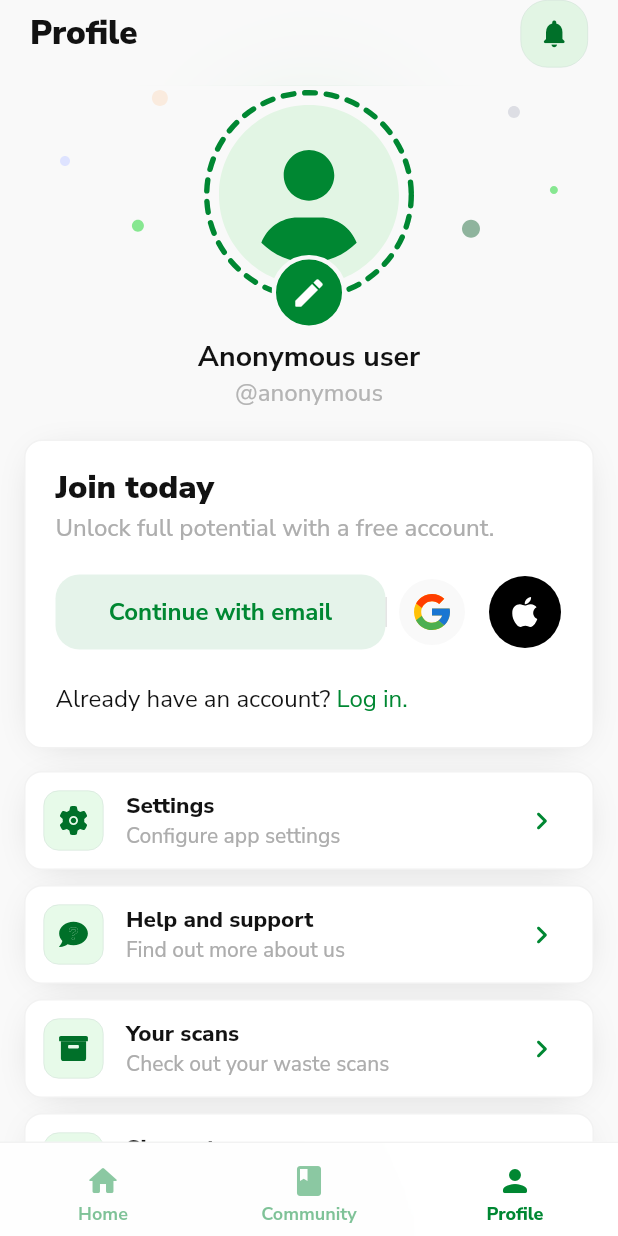
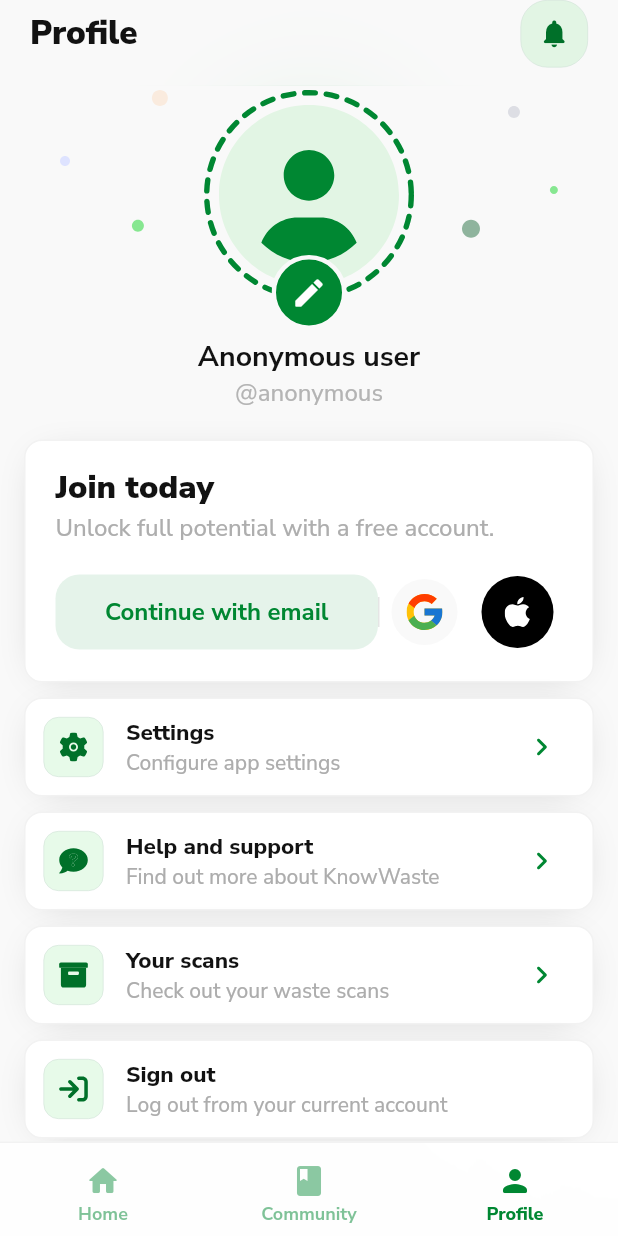
Before and after one commit to jauntybrain/know_waste, a Flutter app: the screen it shows after launch, item 3 of the bottom bar chosen, on a phone screen of 412 x 824 dp. Run offline on Flutter 3.47's test engine with Material 2 defaults, Android fonts, the phone set to English and light mode, and no system bars; our stand-ins replace cached_network_image, camera, cloud_firestore, firebase_auth, firebase_core, firebase_storage and 15 more; missing offline and left inert: algoliasearch; accounts and stored records are empty; network calls fail.

Commit message:
add: foundation for user auth

```diff
--- a/frontend/lib/presentation/features/profile/pages/profile_page.dart
+++ b/frontend/lib/presentation/features/profile/pages/profile_page.dart
@@ -5,8 +5,10 @@ import 'package:flutter/services.dart';
 import 'package:flutter_riverpod/flutter_riverpod.dart';
 import 'package:flutter_staggered_animations/flutter_staggered_animations.dart';
 import 'package:flutter_svg/svg.dart';
+import 'package:fluttertoast/fluttertoast.dart';
 import 'package:go_router/go_router.dart';
-import 'package:know_waste/presentation/features/profile/widgets/join_prompt_widget.dart';
+import 'package:know_waste/presentation/features/profile/widgets/auth_prompt_widget.dart';
+import 'package:know_waste/presentation/shared/app_toast.dart';
 
 import '../../../../models/profile_item.dart';
 import '../../../shared/app_icon_button.dart';
@@ -25,7 +27,7 @@ const profileItems = [
   ProfileItem(
     icon: AppIcons.help,
     title: 'Help and support',
-    subtitle: 'Find out more about us',
+    subtitle: 'Find out more about KnowWaste',
     routeName: '',
   ),
   ProfileItem(
@@ -66,6 +68,9 @@ class ProfilePage extends ConsumerWidget {
           SingleChildScrollView(
             child: Column(
               crossAxisAlignment: CrossAxisAlignment.center,
+              children: AnimationConfiguration.toStaggeredList(
+                duration: const Duration(milliseconds: 500),
+                delay: const Duration(milliseconds: 20),
                 children: [
                   SizedBox(height: MediaQuery.of(context).padding.top + 60),
                   AnimationConfiguration.synchronized(
@@ -162,10 +167,18 @@ class ProfilePage extends ConsumerWidget {
                     ),
                   ),
                   const SizedBox(height: 20),
-                JoinPromptWidget(openRegistration: () {}, openLogin: () {}),
-                const SizedBox(height: 10),
-                AnimationLimiter(
-                  child: ListView.builder(
+                  AuthPromptWidget(
+                    onRegister: () {
+                      // TODO: Introduce email sign up in the future
+                      AppToast.of(context).show(
+                        text: 'Coming soon!',
+                        icon: Icons.hourglass_top_rounded,
+                        gravity: ToastGravity.BOTTOM,
+                      );
+                    },
+                  ),
+                  const SizedBox(height: 5),
+                  ListView.builder(
                     itemCount: profileItems.length,
                     physics: const NeverScrollableScrollPhysics(),
                     padding: EdgeInsets.zero,
@@ -184,7 +197,6 @@ class ProfilePage extends ConsumerWidget {
                       ),
                     ),
                   ),
-                ),
                   const Divider(
                     thickness: 2,
                     height: 0,
@@ -192,6 +204,11 @@ class ProfilePage extends ConsumerWidget {
                   ),
                   SizedBox(height: MediaQuery.of(context).padding.bottom + 20),
                 ],
+                childAnimationBuilder: (widget) => SlideAnimation(
+                  verticalOffset: 55,
+                  child: FadeInAnimation(child: widget),
+                ),
+              ),
             ),
           ),
           Positioned(
--- /dev/null
+++ b/frontend/lib/presentation/features/profile/widgets/auth_prompt_widget.dart
@@ -0,0 +1,142 @@
+import 'package:flutter/material.dart';
+import 'package:flutter_riverpod/flutter_riverpod.dart';
+import 'package:fluttertoast/fluttertoast.dart';
+import 'package:know_waste/presentation/shared/bouncing.dart';
+import 'package:know_waste/providers/auth_provider.dart';
+
+import '../../../shared/app_toast.dart';
+import '../../../theme/src/app_icons.dart';
+import '../../../theme/theme.dart';
+
+class AuthPromptWidget extends ConsumerWidget {
+  const AuthPromptWidget({
+    this.onRegister,
+    this.onLogin,
+    super.key,
+  });
+
+  final void Function()? onRegister, onLogin;
+
+  @override
+  Widget build(BuildContext context, WidgetRef ref) {
+    return Container(
+      margin: const EdgeInsets.symmetric(horizontal: 16),
+      padding: const EdgeInsets.symmetric(horizontal: 20, vertical: 16),
+      decoration: BoxDecoration(
+        color: AppColors.white,
+        borderRadius: BorderRadius.circular(12),
+        boxShadow: [AppShadows.small],
+        border: Border.all(color: const Color(0xfff2f2f2)),
+      ),
+      child: Column(
+        crossAxisAlignment: CrossAxisAlignment.start,
+        children: [
+          Text(
+            'Join today',
+            textAlign: TextAlign.start,
+            style: AppTextStyles.blackBlack22.copyWith(fontSize: 21.5),
+          ),
+          const SizedBox(height: 2),
+          SizedBox(
+            width: 350,
+            child: Text(
+              'Unlock full potential with a free account.',
+              textAlign: TextAlign.start,
+              style: AppTextStyles.grayMedium16.copyWith(
+                color: const Color(0xffAEAEAE),
+                fontSize: 16,
+              ),
+            ),
+          ),
+          const SizedBox(height: 20),
+          Row(
+            mainAxisAlignment: MainAxisAlignment.spaceBetween,
+            children: [
+              AppButton.primary(
+                onTap: onRegister,
+                height: 50,
+                width: 215,
+                fillColor: AppColors.secondary.withOpacity(0.1),
+                textColor: AppColors.secondary,
+                hasShadow: false,
+                child: const Column(
+                  mainAxisAlignment: MainAxisAlignment.center,
+                  crossAxisAlignment: CrossAxisAlignment.start,
+                  children: [
+                    Text('Continue with email'),
+                  ],
+                ),
+              ),
+              Container(height: 20, width: 1, color: Colors.black.withOpacity(0.1)),
+              Row(
+                mainAxisAlignment: MainAxisAlignment.center,
+                children: [
+                  Bouncing(
+                    onTap: () {
+                      ref.read(authProvider.notifier).signInWithGoogle();
+                      AppToast.of(context).show(
+                        icon: Icons.person_rounded,
+                        gravity: ToastGravity.BOTTOM,
+                        text: 'Welcome back!',
+                      );
+                    },
+                    child: Container(
+                      padding: const EdgeInsets.all(10),
+                      margin: const EdgeInsets.symmetric(horizontal: 8),
+                      decoration: const BoxDecoration(
+                        color: AppColors.background,
+                        shape: BoxShape.circle,
+                      ),
+                      child: AppIcons.icon(AppIcons.googleLogo, size: 24),
+                    ),
+                  ),
+                  Bouncing(
+                    onTap: () {
+                      ref.read(authProvider.notifier).signInWithApple();
+                      AppToast.of(context).show(
+                        icon: Icons.person_rounded,
+                        gravity: ToastGravity.BOTTOM,
+                        text: 'Welcome back',
+                      );
+                    },
+                    child: Container(
+                      padding: const EdgeInsets.all(14),
+                      margin: const EdgeInsets.symmetric(horizontal: 8),
+                      decoration: const BoxDecoration(
+                        color: Colors.black,
+                        shape: BoxShape.circle,
+                      ),
+                      child: AppIcons.icon(AppIcons.appleLogo, size: 20),
+                    ),
+                  ),
+                ],
+              ),
+            ],
+          ),
+          // TODO: Introduce email login in the future
+          // const SizedBox(height: 22),
+          // Bouncing(
+          //   onTap: onLogin,
+          //   child: RichText(
+          //     text: TextSpan(
+          //       children: [
+          //         TextSpan(
+          //           text: 'Already have an account? ',
+          //           style: AppTextStyles.blackRegular16,
+          //         ),
+          //         TextSpan(
+          //           style: AppTextStyles.blackRegular16.copyWith(
+          //             color: AppColors.secondary,
+          //           ),
+          //           text: 'Log in.',
+          //         ),
+          //       ],
+          //     ),
+          //   ),
+          // ),
+          const SizedBox(height: 5),
+        ],
+      ),
+    );
+  }
+}
--- a/frontend/lib/presentation/features/profile/widgets/join_prompt_widget.dart
+++ /dev/null
@@ -1,145 +0,0 @@
-import 'package:flutter/material.dart';
-import 'package:flutter/services.dart';
-import 'package:flutter_riverpod/flutter_riverpod.dart';
-import 'package:flutter_staggered_animations/flutter_staggered_animations.dart';
-import 'package:fluttertoast/fluttertoast.dart';
-import 'package:know_waste/presentation/shared/bouncing.dart';
-
-import '../../../shared/app_toast.dart';
-import '../../../theme/src/app_icons.dart';
-import '../../../theme/theme.dart';
-
-class JoinPromptWidget extends ConsumerWidget {
-  const JoinPromptWidget({
-    required this.openRegistration,
-    required this.openLogin,
-    super.key,
-  });
-
-  final void Function() openRegistration, openLogin;
-
-  @override
-  Widget build(BuildContext context, WidgetRef ref) {
-    return Container(
-      margin: const EdgeInsets.symmetric(horizontal: 16),
-      padding: const EdgeInsets.symmetric(horizontal: 20, vertical: 16),
-      decoration: BoxDecoration(
-        color: AppColors.white,
-        borderRadius: BorderRadius.circular(12),
-        boxShadow: [AppShadows.small],
-        border: Border.all(color: const Color(0xfff2f2f2)),
-      ),
-      child: Column(
-        crossAxisAlignment: CrossAxisAlignment.start,
-        children: AnimationConfiguration.toStaggeredList(
-          duration: const Duration(milliseconds: 500),
-          delay: const Duration(milliseconds: 20),
-          children: [
-            Text(
-              'Join today',
-              textAlign: TextAlign.start,
-              style: AppTextStyles.blackBlack22.copyWith(fontSize: 21.5),
-            ),
-            const SizedBox(height: 2),
-            SizedBox(
-              width: 350,
-              child: Text(
-                'Unlock full potential with a free account.',
-                textAlign: TextAlign.start,
-                style: AppTextStyles.grayMedium16.copyWith(
-                  color: const Color(0xffAEAEAE),
-                  fontSize: 16,
-                ),
-              ),
-            ),
-            const SizedBox(height: 20),
-            Row(
-              mainAxisAlignment: MainAxisAlignment.spaceBetween,
-              children: [
-                AppButton.primary(
-                  onTap: openRegistration,
-                  height: 50,
-                  width: 220,
-                  fillColor: AppColors.secondary.withOpacity(0.1),
-                  textColor: AppColors.secondary,
-                  hasShadow: false,
-                  child: const Text('Continue with email'),
-                ),
-                Container(height: 20, width: 1, color: Colors.black.withOpacity(0.1)),
-                Row(
-                  mainAxisAlignment: MainAxisAlignment.center,
-                  children: [
-                    Bouncing(
-                      onTap: () {
-                        AppToast.of(context).show(
-                          icon: Icons.person_rounded,
-                          gravity: ToastGravity.BOTTOM,
-                          text: 'Welcome back',
-                        );
-                      },
-                      child: Container(
-                        padding: const EdgeInsets.all(10),
-                        margin: const EdgeInsets.symmetric(horizontal: 8),
-                        decoration: const BoxDecoration(
-                          color: AppColors.background,
-                          shape: BoxShape.circle,
-                        ),
-                        child: AppIcons.icon(AppIcons.googleLogo, size: 24),
-                      ),
-                    ),
-                    Bouncing(
-                      onTap: () {
-                        AppToast.of(context).show(
-                          icon: Icons.person_rounded,
-                          gravity: ToastGravity.BOTTOM,
-                          text: 'Welcome back',
-                        );
-                      },
-                      child: Container(
-                        padding: const EdgeInsets.all(14),
-                        margin: const EdgeInsets.symmetric(horizontal: 8),
-                        decoration: const BoxDecoration(
-                          color: Colors.black,
-                          shape: BoxShape.circle,
-                        ),
-                        child: AppIcons.icon(AppIcons.appleLogo, size: 20),
-                      ),
-                    ),
-                  ],
-                ),
-              ],
-            ),
-            const SizedBox(height: 22),
-            GestureDetector(
-              onTap: () {
-                HapticFeedback.lightImpact();
-                openLogin.call();
-              },
-              child: RichText(
-                text: TextSpan(
-                  children: [
-                    TextSpan(
-                      text: 'Already have an account? ',
-                      style: AppTextStyles.blackRegular16,
-                    ),
-                    TextSpan(
-                      style: AppTextStyles.blackRegular16.copyWith(
-                        color: AppColors.secondary,
-                      ),
-                      text: 'Log in.',
-                    ),
-                  ],
-                ),
-              ),
-            ),
-            const SizedBox(height: 5),
-          ],
-          childAnimationBuilder: (widget) => SlideAnimation(
-            verticalOffset: 20,
-            child: FadeInAnimation(child: widget),
-          ),
-        ),
-      ),
-    );
-  }
-}
--- a/frontend/lib/presentation/shared/bouncing.dart
+++ b/frontend/lib/presentation/shared/bouncing.dart
@@ -3,6 +3,7 @@
 import 'package:flutter/material.dart';
 import 'package:flutter/services.dart';
 
+// Credit: https://github.com/MingSern/flutter_bounceable
 class Bouncing extends StatefulWidget {
   /// Set it to `null` to disable `onTap`.
   final VoidCallback? onTap;
--- a/frontend/lib/repositories/user/user_repository.dart
+++ b/frontend/lib/repositories/user/user_repository.dart
@@ -13,5 +13,9 @@ abstract class UserRepository {
 
   Future<void> signOut([String? userId]);
 
-  Future<void> signInAnonymously();
+  Future<User?> signInAnonymously();
+
+  Future<User?> signInWithGoogle();
+
+  Future<User?> signInWithApple();
 }
--- a/frontend/pubspec.yaml
+++ b/frontend/pubspec.yaml
@@ -46,6 +46,9 @@ dependencies:
   freezed_annotation: ^2.4.1
   json_serializable: ^6.7.0
   json_annotation: ^4.8.1
+  crypto: ^3.0.3
+  google_sign_in: ^6.1.4
+  sign_in_with_apple: ^5.0.0
 
 dev_dependencies:
   flutter_test:
```
Also changed, not shown: frontend/lib/presentation/shared/app_auth_sheet.dart (added, +77 -0 lines), frontend/lib/presentation/shared/app_text_field.dart (added, +188 -0 lines), frontend/lib/providers/auth_provider.dart (added, +37 -0 lines), frontend/lib/repositories/user/firestore_user_repository.dart (+12 -7 lines), frontend/lib/services/auth/auth_service.dart (+52 -0 lines), frontend/pubspec.lock. Lines whose indentation alone changed are shown as unchanged.
